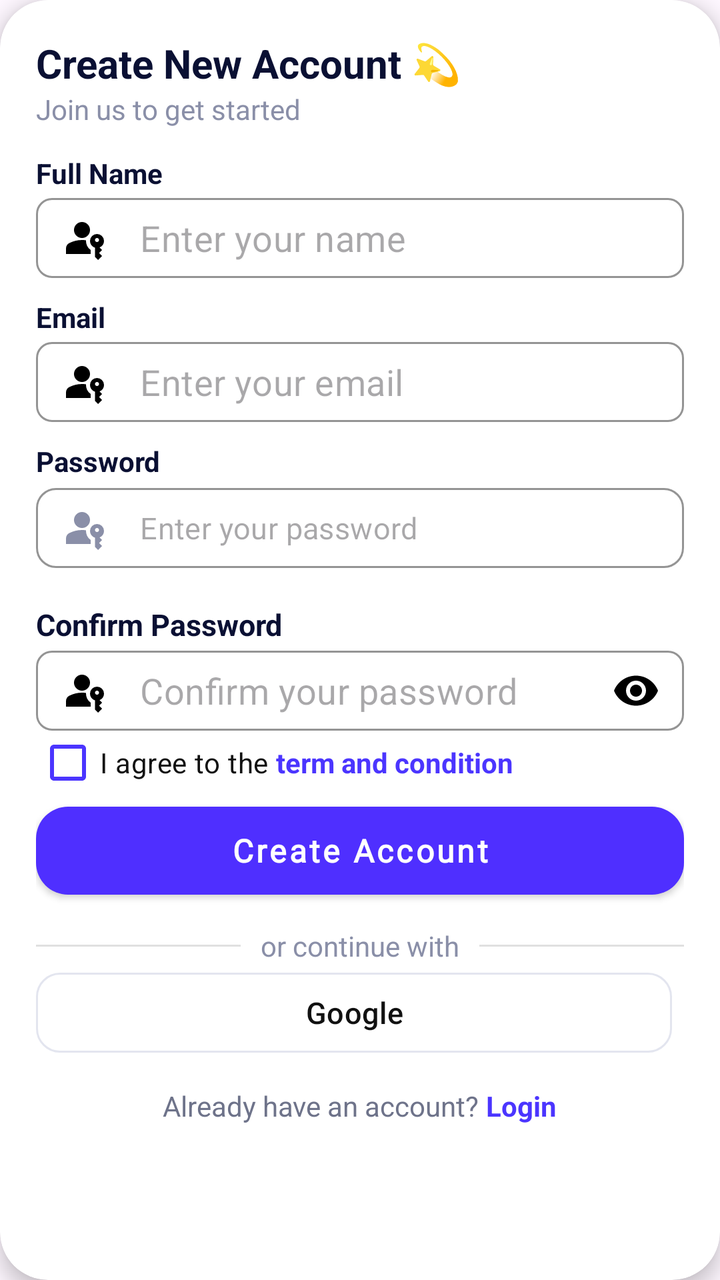
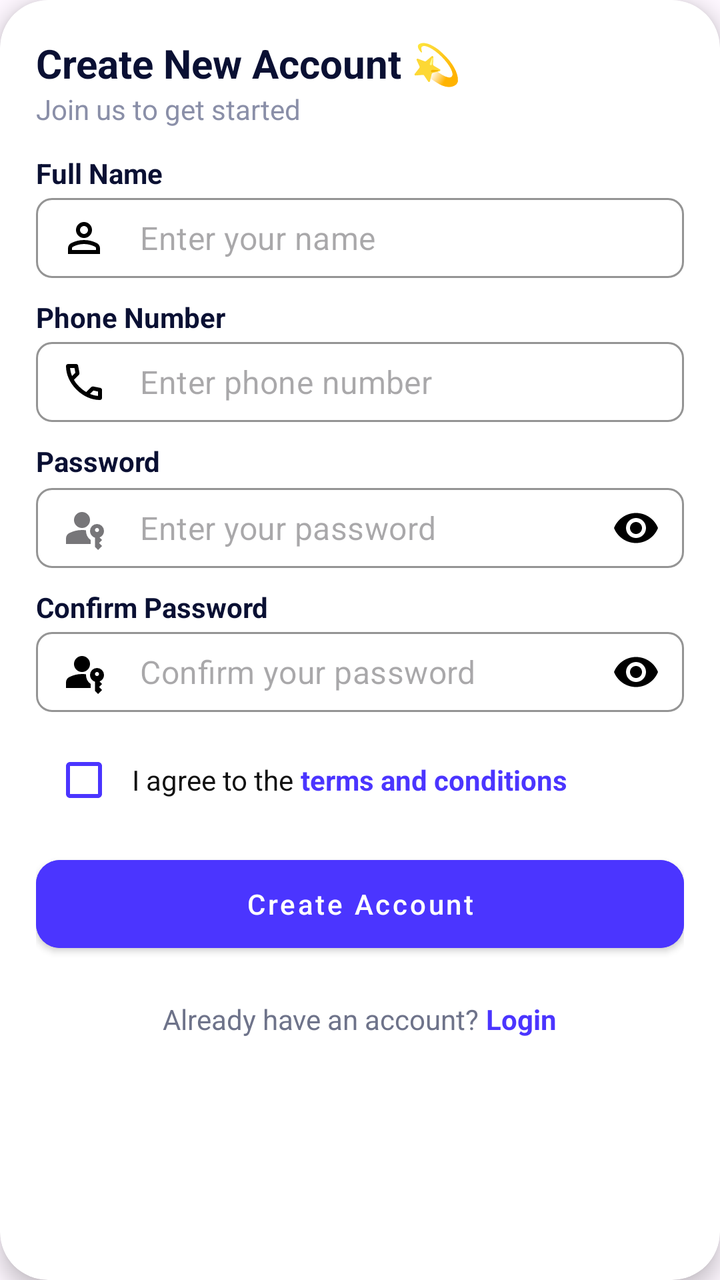

Before-and-after screenshots of an Android layout around one commit, followed by the original layout XML and the change that was made.
<!-- AndroidManifest.xml: application theme Theme.MasterDashboard -->
<!-- res/layout/item_sing_up_screen.xml -->
<?xml version="1.0" encoding="utf-8"?>
<com.google.android.material.card.MaterialCardView xmlns:android="http://schemas.android.com/apk/res/android"
    xmlns:app="http://schemas.android.com/apk/res-auto"
    android:layout_width="match_parent"
    android:layout_height="wrap_content"
    android:layout_margin="10dp"
    android:layout_gravity="center_horizontal"
    android:backgroundTint="@android:color/white"
    app:cardCornerRadius="24dp"
    app:cardElevation="6dp"
    app:strokeWidth="0dp">

    <LinearLayout
        android:layout_width="match_parent"
        android:layout_height="wrap_content"
        android:orientation="vertical"
        android:padding="18dp">

        
        <TextView
            android:layout_width="wrap_content"
            android:layout_height="wrap_content"
            android:text="Create New Account 💫"
            android:textColor="#0A1033"
            android:textStyle="bold"
            android:textSize="20sp" />

        <TextView
            android:layout_width="wrap_content"
            android:layout_height="wrap_content"
            android:text="@string/Signup_sub_title"
            android:textColor="#8A8FA8"
            android:textSize="14sp" />

        <TextView
            android:layout_width="wrap_content"
            android:layout_height="wrap_content"
            android:layout_marginTop="13dp"
            android:text="Full Name"
            android:textColor="#0A1033"
            android:textStyle="bold"
            android:textSize="14sp" />

        <com.google.android.material.textfield.TextInputLayout
            style="@style/Widget.MaterialComponents.TextInputLayout.OutlinedBox"
            android:layout_width="match_parent"
            android:layout_height="wrap_content"
            android:layout_marginTop="3dp"
            app:boxBackgroundMode="outline"
            app:boxCornerRadiusTopStart="8dp"
            app:boxCornerRadiusTopEnd="8dp"
            app:boxCornerRadiusBottomStart="8dp"
            app:boxCornerRadiusBottomEnd="8dp"
            app:boxStrokeColor="@color/black"
            app:startIconTint="@color/black"
            app:hintEnabled="false"
            app:startIconDrawable="@drawable/ic_passkey_24dp">

            <com.google.android.material.textfield.TextInputEditText
                android:id="@+id/signup_name_et"
                android:layout_width="match_parent"
                android:layout_height="@dimen/signup_et_height_40dp"
                android:textColor="#111111"
                android:paddingTop="0dp"
                android:paddingBottom="0dp"
                android:gravity="center_vertical"
                android:textAllCaps="false"
                android:hint="Enter your name"
                android:textSize="18sp"
                android:inputType="textEmailAddress" />
        </com.google.android.material.textfield.TextInputLayout>

        
        <TextView
            android:layout_width="wrap_content"
            android:layout_height="wrap_content"
            android:layout_marginTop="10dp"
            android:text="Email"
            android:textColor="#0A1033"
            android:textStyle="bold"
            android:textSize="14sp" />

        <com.google.android.material.textfield.TextInputLayout
            style="@style/Widget.MaterialComponents.TextInputLayout.OutlinedBox"
            android:layout_width="match_parent"
            android:layout_height="wrap_content"
            android:layout_marginTop="3dp"
            app:boxBackgroundMode="outline"
            app:boxCornerRadiusTopStart="8dp"
            app:boxCornerRadiusTopEnd="8dp"
            app:boxCornerRadiusBottomStart="8dp"
            app:boxCornerRadiusBottomEnd="8dp"
            app:boxStrokeColor="#E3E5EF"
            app:startIconTint="@color/black"
            app:hintEnabled="false"
            app:startIconDrawable="@drawable/ic_passkey_24dp">

            <com.google.android.material.textfield.TextInputEditText
                android:id="@+id/singup_email_et"
                android:layout_width="match_parent"
                android:layout_height="@dimen/signup_et_height_40dp"
                android:hint="Enter your email"
                android:textColor="#111111"
                android:paddingTop="0dp"
                android:paddingBottom="0dp"
                android:gravity="center_vertical"
                android:textAllCaps="false"
                android:textSize="18sp"
                android:inputType="textEmailAddress" />
        </com.google.android.material.textfield.TextInputLayout>

        
        <TextView
            android:layout_width="wrap_content"
            android:layout_height="wrap_content"
            android:layout_marginTop="10dp"
            android:text="Password"
            android:textColor="#0A1033"
            android:textStyle="bold"
            android:textSize="14sp" />
        <com.google.android.material.textfield.TextInputLayout
            style="@style/Widget.MaterialComponents.TextInputLayout.OutlinedBox"
            android:layout_width="match_parent"
            android:layout_height="48dp"
            android:layout_marginTop="4dp"
            android:hint="Enter your full name"
            app:boxBackgroundMode="outline"
            app:boxCornerRadiusTopStart="10dp"
            app:boxCornerRadiusTopEnd="10dp"
            app:boxCornerRadiusBottomStart="10dp"
            app:boxCornerRadiusBottomEnd="10dp"
            app:boxStrokeWidth="1dp"
            app:boxStrokeWidthFocused="1dp"
            app:boxStrokeColor="#E3E5EF"
            app:startIconDrawable="@drawable/ic_passkey_24dp"
            app:startIconTint="#8A8FA8"
            app:hintEnabled="false"
            app:hintTextColor="#8A8FA8">

            <com.google.android.material.textfield.TextInputEditText
                android:id="@+id/signup_password_et"
                android:layout_width="match_parent"
                android:layout_height="@dimen/signup_et_height_40dp"
                android:paddingTop="0dp"
                android:paddingBottom="0dp"
                android:gravity="center_vertical"
                android:hint="Enter your password"
                android:textColor="#111111"
                android:textSize="15sp"
                android:background="@null"
                android:inputType="textPersonName" />

        </com.google.android.material.textfield.TextInputLayout>
        
        <TextView
            android:layout_width="wrap_content"
            android:layout_height="wrap_content"
            android:layout_marginTop="10dp"
            android:text="Confirm Password"
            android:textColor="#0A1033"
            android:textStyle="bold"
            android:textSize="15sp" />

        
        <com.google.android.material.textfield.TextInputLayout
            style="@style/Widget.MaterialComponents.TextInputLayout.OutlinedBox"
            android:layout_width="match_parent"
            android:layout_height="wrap_content"
            android:layout_marginTop="3dp"
            app:boxBackgroundMode="outline"
            app:boxCornerRadiusTopStart="8dp"
            app:boxCornerRadiusTopEnd="8dp"
            app:boxCornerRadiusBottomStart="8dp"
            app:boxCornerRadiusBottomEnd="8dp"
            app:boxStrokeColor="#E3E5EF"
            app:endIconMode="password_toggle"
            app:startIconTint="@color/black"
            app:hintEnabled="false"
            app:endIconTint="@color/black"
            app:startIconDrawable="@drawable/ic_passkey_24dp">

            <com.google.android.material.textfield.TextInputEditText
                android:id="@+id/signup_re_pass_et"
                android:layout_width="match_parent"
                android:layout_height="@dimen/signup_et_height_40dp"
                android:textColor="#111111"
                android:paddingTop="0dp"
                android:paddingBottom="0dp"
                android:gravity="center_vertical"
                android:hint="Confirm your password"
                android:textSize="18sp"
                android:textAllCaps="false"
                android:inputType="textPassword" />
        </com.google.android.material.textfield.TextInputLayout>

        <LinearLayout
            android:layout_width="match_parent"
            android:layout_height="20dp"
            android:layout_marginTop="6dp"
            android:layout_marginBottom="6dp"
            android:orientation="horizontal">

            <CheckBox
                android:id="@+id/signup_cb"
                android:layout_width="wrap_content"
                android:layout_height="wrap_content"
                android:buttonTint="#4B35FF"
                android:text="I agree to the "
                android:textColor="#111111"
                android:textSize="14sp" />

            <TextView
                android:id="@+id/signup_term_cond"
                android:layout_width="wrap_content"
                android:layout_height="wrap_content"
                android:text="term and condition"
                android:textColor="#4B35FF"
                android:textSize="14sp"
                android:textStyle="bold" />
        </LinearLayout>

        
        <com.google.android.material.button.MaterialButton
            android:id="@+id/signup_create_acc_btn"
            style="@style/Button.MyApp.Large"
            android:layout_width="match_parent"
            android:layout_height="wrap_content"
            android:text="Create Account"
            app:iconGravity="textStart"
            app:iconPadding="10dp"
            app:iconTint="@android:color/white" />

        
        <LinearLayout
            android:layout_width="match_parent"
            android:layout_height="wrap_content"
            android:layout_marginTop="10dp"
            android:gravity="center_vertical"
            android:orientation="horizontal">

            <View
                android:layout_width="0dp"
                android:layout_height="1dp"
                android:layout_weight="1"
                android:background="#E0E0E0" />

            <TextView
                android:layout_width="wrap_content"
                android:layout_height="wrap_content"
                android:layout_marginHorizontal="10dp"
                android:text="or continue with"
                android:textColor="#8A8FA8"
                android:textSize="14sp" />

            <View
                android:layout_width="0dp"
                android:layout_height="1dp"
                android:layout_weight="1"
                android:background="#E0E0E0" />
        </LinearLayout>

        
        <com.google.android.material.button.MaterialButton
            android:id="@+id/google_btn"
            android:layout_width="match_parent"
            android:layout_height="wrap_content"
            android:layout_weight="1"
            android:layout_marginEnd="6dp"
            android:text="Google"
            android:textAllCaps="false"
            android:textColor="#111111"
            android:textSize="15sp"
            app:backgroundTint="@android:color/white"
            app:cornerRadius="12dp"
            app:iconGravity="textStart"
            app:iconPadding="8dp"
            app:strokeColor="#E3E5EF"
            app:strokeWidth="1dp" />

        
        <LinearLayout
            android:layout_width="wrap_content"
            android:layout_height="wrap_content"
            android:layout_gravity="center_horizontal"
            android:layout_marginTop="13dp"
            android:orientation="horizontal">

            <TextView
                android:layout_width="wrap_content"
                android:layout_height="wrap_content"
                android:text="Already have an account? "
                android:textColor="#6E738A"
                android:textSize="14sp" />

            <TextView
                android:id="@+id/signup_login_tv"
                android:layout_width="wrap_content"
                android:layout_height="wrap_content"
                android:text="Login"
                android:textColor="#4B35FF"
                android:textStyle="bold"
                android:textSize="14sp" />
        </LinearLayout>

    </LinearLayout>

</com.google.android.material.card.MaterialCardView>
<!-- resources referenced by this layout -->
<resources>
  <color name="black">#FF000000</color>
  <dimen name="signup_et_height_40dp">40dp</dimen>
  <!-- drawable ic_passkey_24dp (drawable) -->
  <vector xmlns:android="http://schemas.android.com/apk/res/android"
      android:width="24dp"
      android:height="24dp"
      android:viewportWidth="960"
      android:viewportHeight="960">
    <path
        android:pathData="M120,800v-112q0,-34 17.5,-62.5T184,582q62,-31 126,-46.5T440,520q20,0 40,1.5t40,4.5q-4,58 21,109.5t73,84.5v80L120,800ZM760,920l-60,-60v-186q-44,-13 -72,-49.5T600,540q0,-58 41,-99t99,-41q58,0 99,41t41,99q0,45 -25.5,80T790,670l50,50 -60,60 60,60 -80,80ZM440,480q-66,0 -113,-47t-47,-113q0,-66 47,-113t113,-47q66,0 113,47t47,113q0,66 -47,113t-113,47ZM740,560q17,0 28.5,-11.5T780,520q0,-17 -11.5,-28.5T740,480q-17,0 -28.5,11.5T700,520q0,17 11.5,28.5T740,560Z"
        android:fillColor="#e3e3e3"/>
  </vector>
  <string name="Signup_sub_title">"Join us to get started"</string>
  <style name="Button.MyApp.Large">
          <item name="android:textSize">16sp</item>
          <item name="android:minHeight">56dp</item>
          <item name="android:paddingStart">24dp</item>
          <item name="android:paddingEnd">24dp</item>
          <item name="cornerRadius">16dp</item>
      </style>
  <style name="Theme.MasterDashboard" parent="Base.Theme.MasterDashboard" />
  
  
      // For EditText Outline color
  <style name="Base.Theme.MasterDashboard" parent="Theme.Material3.DayNight.NoActionBar">
          
          
      </style>
</resources>

<!-- the commit's change to res/layout/item_sing_up_screen.xml (unified diff, before → after) -->
@@ -32,6 +32,7 @@
             android:textColor="#8A8FA8"
             android:textSize="14sp" />
 
+        
         <TextView
             android:layout_width="wrap_content"
             android:layout_height="wrap_content"
@@ -42,6 +43,7 @@
             android:textSize="14sp" />
 
         <com.google.android.material.textfield.TextInputLayout
+            android:id="@+id/signup_name_til"
             style="@style/Widget.MaterialComponents.TextInputLayout.OutlinedBox"
             android:layout_width="match_parent"
             android:layout_height="wrap_content"
@@ -54,7 +56,8 @@
             app:boxStrokeColor="@color/black"
             app:startIconTint="@color/black"
             app:hintEnabled="false"
-            app:startIconDrawable="@drawable/ic_passkey_24dp">
+            app:errorTextColor="@color/error_dark_red"
+            app:startIconDrawable="@drawable/ic_person_24dp">
 
             <com.google.android.material.textfield.TextInputEditText
                 android:id="@+id/signup_name_et"
@@ -66,21 +69,22 @@
                 android:gravity="center_vertical"
                 android:textAllCaps="false"
                 android:hint="Enter your name"
-                android:textSize="18sp"
-                android:inputType="textEmailAddress" />
-        </com.google.android.material.textfield.TextInputLayout>
-
-        
-        <TextView
-            android:layout_width="wrap_content"
-            android:layout_height="wrap_content"
-            android:layout_marginTop="10dp"
-            android:text="Email"
-            android:textColor="#0A1033"
-            android:textStyle="bold"
-            android:textSize="14sp" />
-
-        <com.google.android.material.textfield.TextInputLayout
+                android:textSize="16sp"
+                android:inputType="textPersonName" />
+        </com.google.android.material.textfield.TextInputLayout>
+
+        
+        <TextView
+            android:layout_width="wrap_content"
+            android:layout_height="wrap_content"
+            android:layout_marginTop="10dp"
+            android:text="Phone Number"
+            android:textColor="#0A1033"
+            android:textStyle="bold"
+            android:textSize="14sp" />
+
+        <com.google.android.material.textfield.TextInputLayout
+            android:id="@+id/signup_phone_til"
             style="@style/Widget.MaterialComponents.TextInputLayout.OutlinedBox"
             android:layout_width="match_parent"
             android:layout_height="wrap_content"
@@ -93,20 +97,20 @@
             app:boxStrokeColor="#E3E5EF"
             app:startIconTint="@color/black"
             app:hintEnabled="false"
-            app:startIconDrawable="@drawable/ic_passkey_24dp">
-
-            <com.google.android.material.textfield.TextInputEditText
-                android:id="@+id/singup_email_et"
-                android:layout_width="match_parent"
-                android:layout_height="@dimen/signup_et_height_40dp"
-                android:hint="Enter your email"
-                android:textColor="#111111"
-                android:paddingTop="0dp"
-                android:paddingBottom="0dp"
-                android:gravity="center_vertical"
-                android:textAllCaps="false"
-                android:textSize="18sp"
-                android:inputType="textEmailAddress" />
+            app:errorTextColor="@color/error_dark_red"
+            app:startIconDrawable="@drawable/ic_call_24dp">
+
+            <com.google.android.material.textfield.TextInputEditText
+                android:id="@+id/signup_phone_et"
+                android:layout_width="match_parent"
+                android:layout_height="@dimen/signup_et_height_40dp"
+                android:hint="Enter phone number"
+                android:textColor="#111111"
+                android:paddingTop="0dp"
+                android:paddingBottom="0dp"
+                android:gravity="center_vertical"
+                android:textSize="16sp"
+                android:inputType="phone" />
         </com.google.android.material.textfield.TextInputLayout>
 
         
@@ -118,24 +122,26 @@
             android:textColor="#0A1033"
             android:textStyle="bold"
             android:textSize="14sp" />
-        <com.google.android.material.textfield.TextInputLayout
-            style="@style/Widget.MaterialComponents.TextInputLayout.OutlinedBox"
-            android:layout_width="match_parent"
-            android:layout_height="48dp"
+
+        <com.google.android.material.textfield.TextInputLayout
+            android:id="@+id/signup_password_til"
+            style="@style/Widget.MaterialComponents.TextInputLayout.OutlinedBox"
+            android:layout_width="match_parent"
+            android:layout_height="wrap_content"
             android:layout_marginTop="4dp"
-            android:hint="Enter your full name"
-            app:boxBackgroundMode="outline"
-            app:boxCornerRadiusTopStart="10dp"
-            app:boxCornerRadiusTopEnd="10dp"
-            app:boxCornerRadiusBottomStart="10dp"
-            app:boxCornerRadiusBottomEnd="10dp"
+            app:boxBackgroundMode="outline"
+            app:boxCornerRadiusTopStart="8dp"
+            app:boxCornerRadiusTopEnd="8dp"
+            app:boxCornerRadiusBottomStart="8dp"
+            app:boxCornerRadiusBottomEnd="8dp"
             app:boxStrokeWidth="1dp"
             app:boxStrokeWidthFocused="1dp"
             app:boxStrokeColor="#E3E5EF"
             app:startIconDrawable="@drawable/ic_passkey_24dp"
-            app:startIconTint="#8A8FA8"
-            app:hintEnabled="false"
-            app:hintTextColor="#8A8FA8">
+            app:hintEnabled="false"
+            app:errorTextColor="@color/error_dark_red"
+            app:endIconTint="@color/black"
+            app:endIconMode="password_toggle">
 
             <com.google.android.material.textfield.TextInputEditText
                 android:id="@+id/signup_password_et"
@@ -146,11 +152,10 @@
                 android:gravity="center_vertical"
                 android:hint="Enter your password"
                 android:textColor="#111111"
-                android:textSize="15sp"
-                android:background="@null"
-                android:inputType="textPersonName" />
-
-        </com.google.android.material.textfield.TextInputLayout>
+                android:textSize="16sp"
+                android:inputType="textPassword" />
+        </com.google.android.material.textfield.TextInputLayout>
+
         
         <TextView
             android:layout_width="wrap_content"
@@ -159,10 +164,10 @@
             android:text="Confirm Password"
             android:textColor="#0A1033"
             android:textStyle="bold"
-            android:textSize="15sp" />
-
-        
-        <com.google.android.material.textfield.TextInputLayout
+            android:textSize="14sp" />
+
+        <com.google.android.material.textfield.TextInputLayout
+            android:id="@+id/signup_re_password_til"
             style="@style/Widget.MaterialComponents.TextInputLayout.OutlinedBox"
             android:layout_width="match_parent"
             android:layout_height="wrap_content"
@@ -175,6 +180,7 @@
             app:boxStrokeColor="#E3E5EF"
             app:endIconMode="password_toggle"
             app:startIconTint="@color/black"
+            app:errorTextColor="@color/error_dark_red"
             app:hintEnabled="false"
             app:endIconTint="@color/black"
             app:startIconDrawable="@drawable/ic_passkey_24dp">
@@ -188,16 +194,17 @@
                 android:paddingBottom="0dp"
                 android:gravity="center_vertical"
                 android:hint="Confirm your password"
-                android:textSize="18sp"
-                android:textAllCaps="false"
+                android:textSize="16sp"
                 android:inputType="textPassword" />
         </com.google.android.material.textfield.TextInputLayout>
 
+        
         <LinearLayout
             android:layout_width="match_parent"
-            android:layout_height="20dp"
-            android:layout_marginTop="6dp"
-            android:layout_marginBottom="6dp"
+            android:layout_height="wrap_content"
+            android:layout_marginTop="10dp"
+            android:layout_marginBottom="10dp"
+            android:gravity="center_vertical"
             android:orientation="horizontal">
 
             <CheckBox
@@ -205,6 +212,11 @@
                 android:layout_width="wrap_content"
                 android:layout_height="wrap_content"
                 android:buttonTint="#4B35FF"
+                android:paddingEnd="8dp" />
+
+            <TextView
+                android:layout_width="wrap_content"
+                android:layout_height="wrap_content"
                 android:text="I agree to the "
                 android:textColor="#111111"
                 android:textSize="14sp" />
@@ -213,7 +225,7 @@
                 android:id="@+id/signup_term_cond"
                 android:layout_width="wrap_content"
                 android:layout_height="wrap_content"
-                android:text="term and condition"
+                android:text="terms and conditions"
                 android:textColor="#4B35FF"
                 android:textSize="14sp"
                 android:textStyle="bold" />
@@ -222,67 +234,21 @@
         
         <com.google.android.material.button.MaterialButton
             android:id="@+id/signup_create_acc_btn"
-            style="@style/Button.MyApp.Large"
-            android:layout_width="match_parent"
-            android:layout_height="wrap_content"
+            style="@style/Widget.MaterialComponents.Button"
+            android:layout_width="match_parent"
+            android:layout_height="56dp"
             android:text="Create Account"
-            app:iconGravity="textStart"
-            app:iconPadding="10dp"
-            app:iconTint="@android:color/white" />
+            android:textAllCaps="false"
+            android:backgroundTint="#4B35FF"
+            app:cornerRadius="12dp" />
+
 
         
         <LinearLayout
-            android:layout_width="match_parent"
-            android:layout_height="wrap_content"
-            android:layout_marginTop="10dp"
-            android:gravity="center_vertical"
-            android:orientation="horizontal">
-
-            <View
-                android:layout_width="0dp"
-                android:layout_height="1dp"
-                android:layout_weight="1"
-                android:background="#E0E0E0" />
-
-            <TextView
-                android:layout_width="wrap_content"
-                android:layout_height="wrap_content"
-                android:layout_marginHorizontal="10dp"
-                android:text="or continue with"
-                android:textColor="#8A8FA8"
-                android:textSize="14sp" />
-
-            <View
-                android:layout_width="0dp"
-                android:layout_height="1dp"
-                android:layout_weight="1"
-                android:background="#E0E0E0" />
-        </LinearLayout>
-
-        
-        <com.google.android.material.button.MaterialButton
-            android:id="@+id/google_btn"
-            android:layout_width="match_parent"
-            android:layout_height="wrap_content"
-            android:layout_weight="1"
-            android:layout_marginEnd="6dp"
-            android:text="Google"
-            android:textAllCaps="false"
-            android:textColor="#111111"
-            android:textSize="15sp"
-            app:backgroundTint="@android:color/white"
-            app:cornerRadius="12dp"
-            app:iconGravity="textStart"
-            app:iconPadding="8dp"
-            app:strokeColor="#E3E5EF"
-            app:strokeWidth="1dp" />
-
-        
-        <LinearLayout
             android:layout_width="wrap_content"
             android:layout_height="wrap_content"
             android:layout_gravity="center_horizontal"
-            android:layout_marginTop="13dp"
+            android:layout_marginTop="20dp"
             android:orientation="horizontal">
 
             <TextView
<!-- resource entries referenced after the edit -->
@@ -2,6 +2,16 @@
 <resources>
   <color name="black">#FF000000</color>
   <dimen name="signup_et_height_40dp">40dp</dimen>
+  <!-- drawable ic_call_24dp (drawable) -->
+  <vector xmlns:android="http://schemas.android.com/apk/res/android"
+      android:width="24dp"
+      android:height="24dp"
+      android:viewportWidth="960"
+      android:viewportHeight="960">
+    <path
+        android:pathData="M798,840q-125,0 -247,-54.5T329,631Q229,531 174.5,409T120,162q0,-18 12,-30t30,-12h162q14,0 25,9.5t13,22.5l26,140q2,16 -1,27t-11,19l-97,98q20,37 47.5,71.5T387,574q31,31 65,57.5t72,48.5l94,-94q9,-9 23.5,-13.5T670,570l138,28q14,4 23,14.5t9,23.5v162q0,18 -12,30t-30,12ZM241,360l66,-66 -17,-94h-89q5,41 14,81t26,79ZM599,718q39,17 79.5,27t81.5,13v-88l-94,-19 -67,67ZM241,360ZM599,718Z"
+        android:fillColor="#e3e3e3"/>
+  </vector>
   <!-- drawable ic_passkey_24dp (drawable) -->
   <vector xmlns:android="http://schemas.android.com/apk/res/android"
       android:width="24dp"
@@ -12,14 +22,17 @@
         android:pathData="M120,800v-112q0,-34 17.5,-62.5T184,582q62,-31 126,-46.5T440,520q20,0 40,1.5t40,4.5q-4,58 21,109.5t73,84.5v80L120,800ZM760,920l-60,-60v-186q-44,-13 -72,-49.5T600,540q0,-58 41,-99t99,-41q58,0 99,41t41,99q0,45 -25.5,80T790,670l50,50 -60,60 60,60 -80,80ZM440,480q-66,0 -113,-47t-47,-113q0,-66 47,-113t113,-47q66,0 113,47t47,113q0,66 -47,113t-113,47ZM740,560q17,0 28.5,-11.5T780,520q0,-17 -11.5,-28.5T740,480q-17,0 -28.5,11.5T700,520q0,17 11.5,28.5T740,560Z"
         android:fillColor="#e3e3e3"/>
   </vector>
+  <!-- drawable ic_person_24dp (drawable) -->
+  <vector xmlns:android="http://schemas.android.com/apk/res/android"
+      android:width="24dp"
+      android:height="24dp"
+      android:viewportWidth="960"
+      android:viewportHeight="960">
+    <path
+        android:pathData="M480,480q-66,0 -113,-47t-47,-113q0,-66 47,-113t113,-47q66,0 113,47t47,113q0,66 -47,113t-113,47ZM160,800v-112q0,-34 17.5,-62.5T224,582q62,-31 126,-46.5T480,520q66,0 130,15.5T736,582q29,15 46.5,43.5T800,688v112L160,800ZM240,720h480v-32q0,-11 -5.5,-20T700,654q-54,-27 -109,-40.5T480,600q-56,0 -111,13.5T260,654q-9,5 -14.5,14t-5.5,20v32ZM480,400q33,0 56.5,-23.5T560,320q0,-33 -23.5,-56.5T480,240q-33,0 -56.5,23.5T400,320q0,33 23.5,56.5T480,400ZM480,320ZM480,720Z"
+        android:fillColor="@color/black"/>
+  </vector>
   <string name="Signup_sub_title">"Join us to get started"</string>
-  <style name="Button.MyApp.Large">
-          <item name="android:textSize">16sp</item>
-          <item name="android:minHeight">56dp</item>
-          <item name="android:paddingStart">24dp</item>
-          <item name="android:paddingEnd">24dp</item>
-          <item name="cornerRadius">16dp</item>
-      </style>
   <style name="Theme.MasterDashboard" parent="Base.Theme.MasterDashboard" />
   
   
